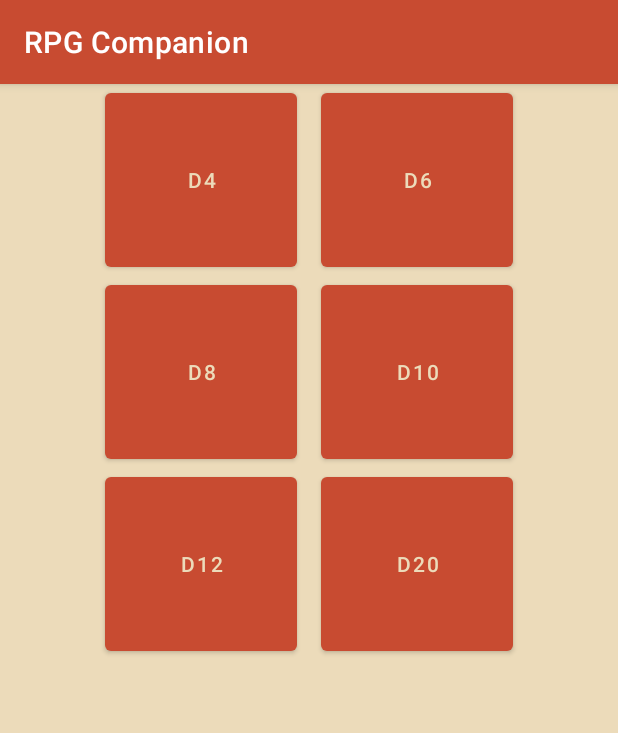
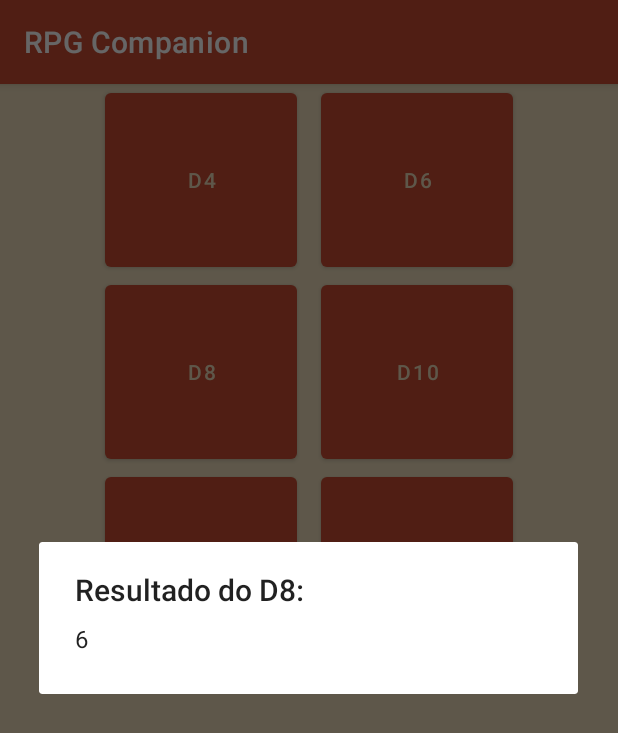
Before and after one commit to JoaoVSouto/rpg-companion-app, an Android app: the DadosActivity screen opened directly, with no data from a screen before it, after a tap on "D8", on a phone screen of 412 x 824 dp. Shown: the top 733 px of the screen. Run offline under Robolectric (Android 15) with nearby library versions, the phone set to English and light mode, and no system bars.

Commit message:
Added DadoDialogFragment and connected it to the DadoActivity

```diff
--- a/app/src/main/java/com/example/rpgcompanion/DadosActivity.java
+++ b/app/src/main/java/com/example/rpgcompanion/DadosActivity.java
@@ -5,6 +5,8 @@ import androidx.appcompat.app.AppCompatActivity;
 import android.os.Bundle;
 import android.view.View;
 import android.widget.Button;
+
+import com.example.rpgcompanion.fragmentos.DadoDialogFragment;
 
 import java.util.Random;
 
@@ -68,5 +70,7 @@ public class DadosActivity extends AppCompatActivity {
 
     private void rolarDado(int lados){
         int resultado = new Random().nextInt(lados)+1;
+        DadoDialogFragment dadoDialogFragment = new DadoDialogFragment().newInstance(lados,resultado);
+        dadoDialogFragment.show(getSupportFragmentManager(),"DadoResultado");
     }
 }
--- /dev/null
+++ b/app/src/main/java/com/example/rpgcompanion/fragmentos/DadoDialogFragment.java
@@ -0,0 +1,43 @@
+package com.example.rpgcompanion.fragmentos;
+
+import android.app.AlertDialog;
+import android.app.Dialog;
+import android.content.DialogInterface;
+import android.os.Bundle;
+
+import androidx.annotation.NonNull;
+import androidx.annotation.Nullable;
+import androidx.fragment.app.DialogFragment;
+import androidx.fragment.app.Fragment;
+
+import android.view.LayoutInflater;
+import android.view.View;
+import android.view.ViewGroup;
+
+import com.example.rpgcompanion.R;
+
+
+public class DadoDialogFragment extends DialogFragment {
+
+
+    public static DadoDialogFragment newInstance(int lados, int resultado) {
+
+        Bundle args = new Bundle();
+        args.putInt("lados", lados);
+        args.putInt("resultado", resultado);
+
+        DadoDialogFragment fragment = new DadoDialogFragment();
+        fragment.setArguments(args);
+        return fragment;
+    }
+
+    @NonNull
+    @Override
+    public Dialog onCreateDialog(@Nullable Bundle savedInstanceState) {
+        AlertDialog.Builder builder = new AlertDialog.Builder(getActivity());
+        builder.setTitle("Resultado do D"+String.valueOf(getArguments().getInt("lados"))+":");
+        builder.setMessage(String.valueOf(getArguments().getInt("resultado")));
+
+        return builder.create();
+    }
+}
```
Also changed, not shown: app/src/main/res/layout/fragment_dado_dialog.xml (added, +14 -0 lines).
